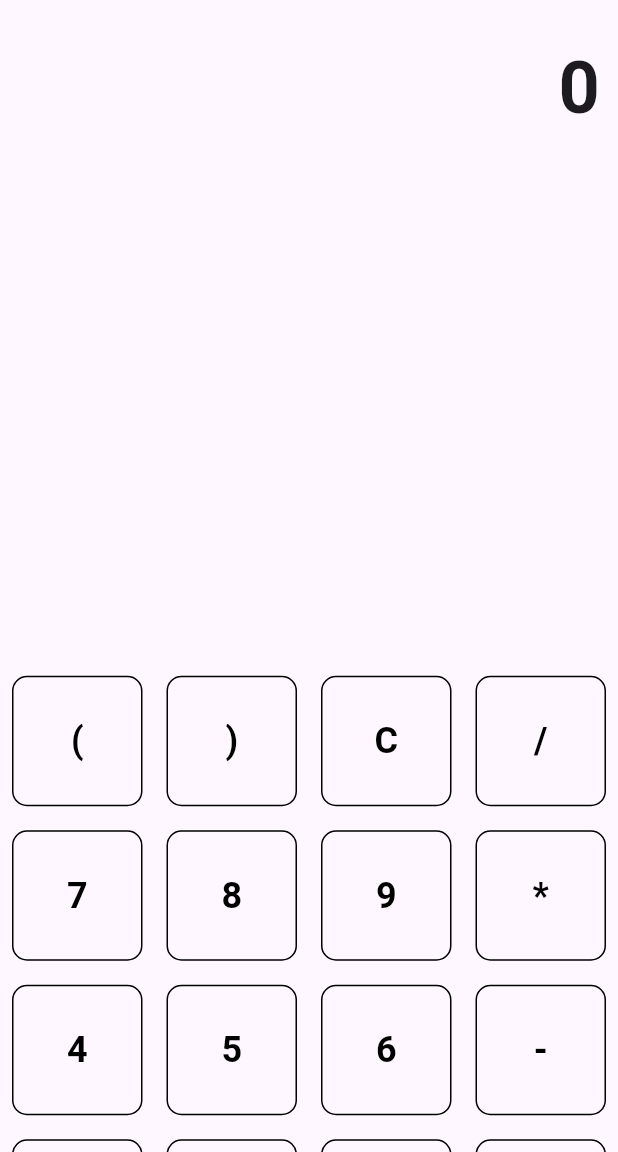
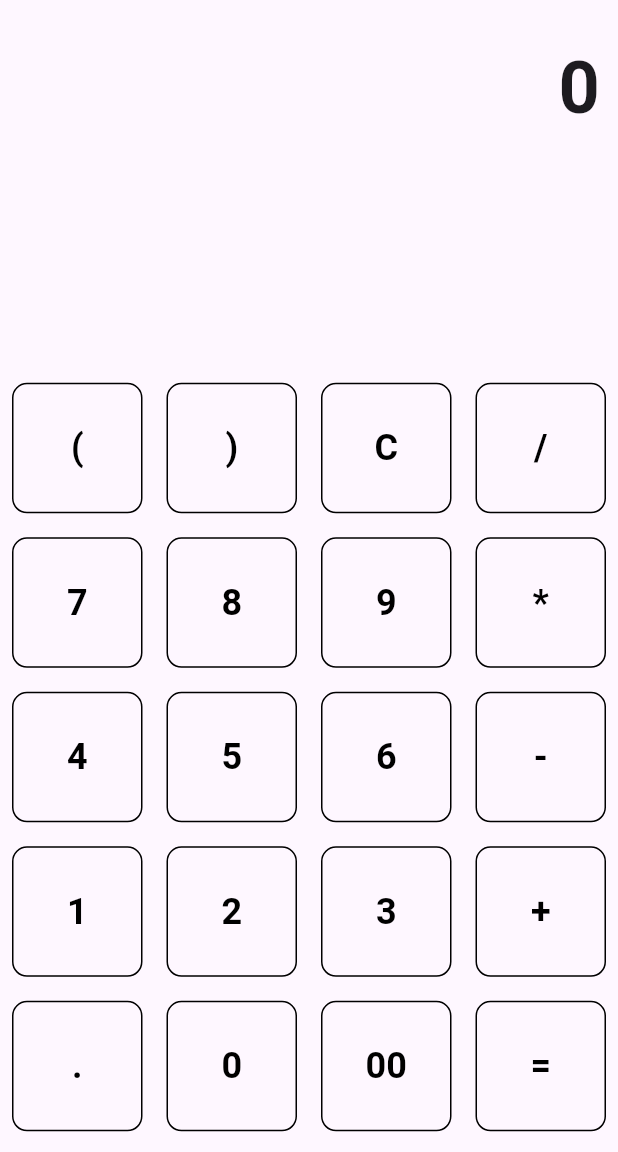
Before and after one commit to Ilase/ciculato, a Flutter app: the screen it shows after launch, on a phone screen of 412 x 824 dp, the part 84-1236 px from its top. Run offline on Flutter 3.47's test engine with Material 3 defaults, Android fonts, the phone set to English and light mode, and no system bars.

Commit message:
IT WORKS ALRIGHT GYS

```diff
--- a/lib/main.dart
+++ b/lib/main.dart
@@ -320,6 +320,12 @@ class _CalculatorScreenState extends State<CalculatorScreen> {
           ],
         ),
       ),
+
+      ///
+      ///
+      ///
+      ///
+      ///
       body: PageView(
         controller: _pageController,
         children: [
@@ -352,7 +358,10 @@ class _CalculatorScreenState extends State<CalculatorScreen> {
                     children: [
                       Spacer(),
                       Expanded(
+                        flex: 4,
                         child: PageView(
+                          physics:
+                              const NeverScrollableScrollPhysics(), // !!! TODO:
                           controller: PageController(),
                           children: [
                             GridView.count(
```
